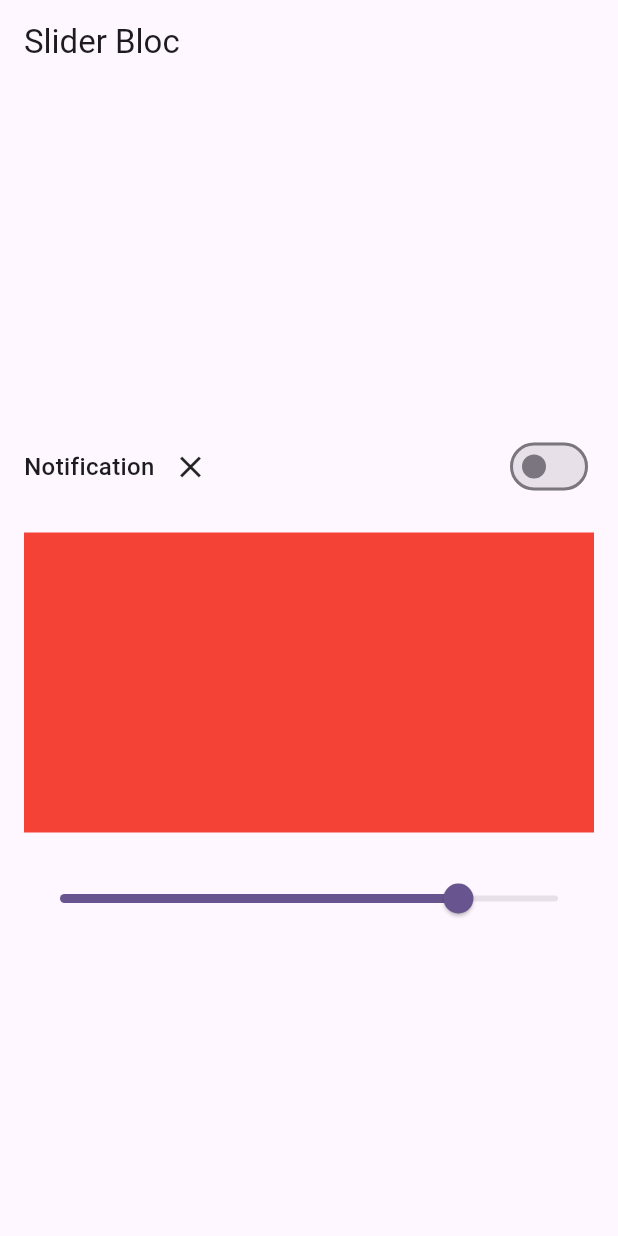
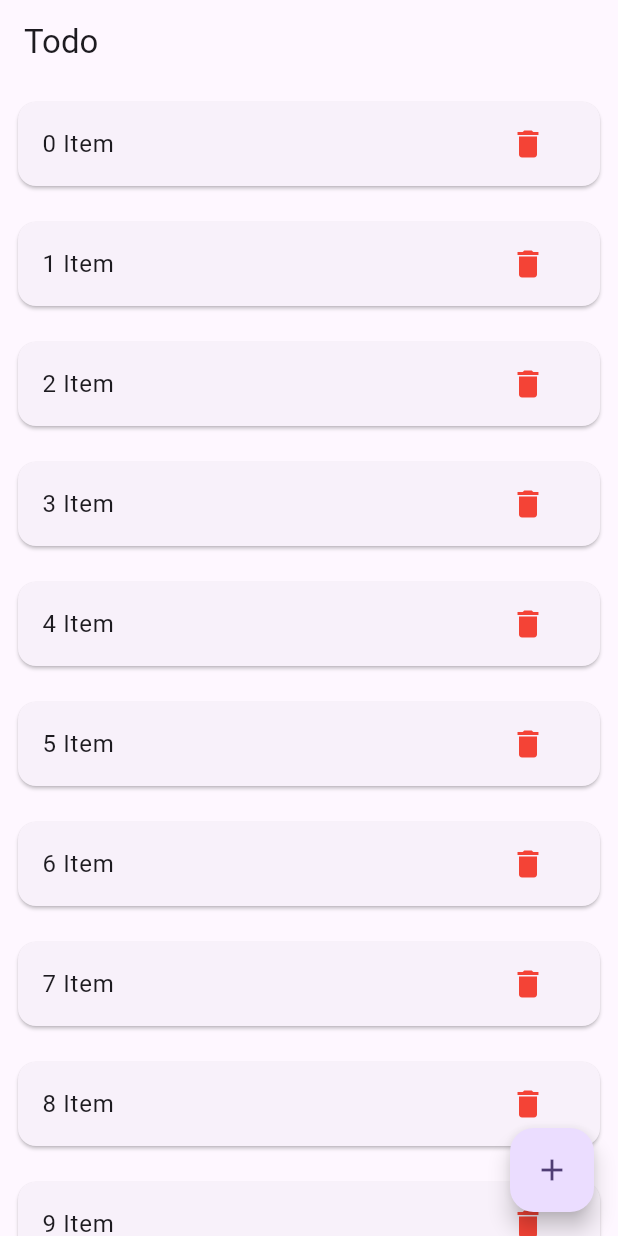
Before and after one commit to usman1170/flutter-bloc_course-with-clean-arch, a Flutter app: the screen it shows after launch, on a phone screen of 412 x 824 dp. Run offline on Flutter 3.47's test engine with Material 3 defaults, Android fonts, the phone set to English and light mode, and no system bars; our stand-ins replace bloc, equatable, flutter_bloc, image_picker.

Commit message:
added more examples

```diff
--- a/lib/image_pick/bloc/image_pick_bloc.dart
+++ b/lib/image_pick/bloc/image_pick_bloc.dart
@@ -1,13 +1,24 @@
 import 'package:bloc/bloc.dart';
+import 'package:bloc_course/utils/utils.dart';
 import 'package:equatable/equatable.dart';
+import 'package:image_picker/image_picker.dart';
 
 part 'image_pick_event.dart';
 part 'image_pick_state.dart';
 
 class ImagePickBloc extends Bloc<ImagePickEvent, ImagePickState> {
-  ImagePickBloc() : super(ImagePickInitial()) {
-    on<ImagePickEvent>((event, emit) {
-      // TODO: implement event handler
-    });
+  final Utils utils;
+  ImagePickBloc(this.utils) : super(const ImagePickState()) {
+    on<CameraImage>(cameraImage);
+    on<GalleryImage>(galleryImage);
+  }
+  void cameraImage(CameraImage event, Emitter<ImagePickState> emit) async {
+    XFile? file = await utils.cameraImage();
+    emit(state.copyWith(image: file));
+  }
+
+  void galleryImage(GalleryImage event, Emitter<ImagePickState> emit) async {
+    XFile? file = await utils.galleryImage();
+    emit(state.copyWith(image: file));
   }
 }
--- a/lib/image_pick/bloc/image_pick_event.dart
+++ b/lib/image_pick/bloc/image_pick_event.dart
@@ -1,8 +1,12 @@
 part of 'image_pick_bloc.dart';
 
-sealed class ImagePickEvent extends Equatable {
+class ImagePickEvent extends Equatable {
   const ImagePickEvent();
 
   @override
   List<Object> get props => [];
 }
+
+class CameraImage extends ImagePickEvent {}
+
+class GalleryImage extends ImagePickEvent {}
--- a/lib/image_pick/bloc/image_pick_state.dart
+++ b/lib/image_pick/bloc/image_pick_state.dart
@@ -1,10 +1,13 @@
 part of 'image_pick_bloc.dart';
 
-sealed class ImagePickState extends Equatable {
-  const ImagePickState();
+class ImagePickState extends Equatable {
+  final XFile? image;
+  const ImagePickState({this.image});
+
+  ImagePickState copyWith({XFile? image}) {
+    return ImagePickState(image: image ?? this.image);
+  }
 
   @override
-  List<Object> get props => [];
+  List<Object?> get props => [image];
 }
-
-final class ImagePickInitial extends ImagePickState {}
--- a/lib/main.dart
+++ b/lib/main.dart
@@ -1,6 +1,8 @@
 import 'package:bloc_course/counter/bloc/counter_bloc.dart';
+import 'package:bloc_course/image_pick/bloc/image_pick_bloc.dart';
 import 'package:bloc_course/slider_exp/bloc/slider_bloc.dart';
-import 'package:bloc_course/slider_exp/screens/home.dart';
+import 'package:bloc_course/to_do/screens/todo_home.dart';
+import 'package:bloc_course/utils/utils.dart';
 import 'package:flutter/material.dart';
 import 'package:flutter_bloc/flutter_bloc.dart';
 
@@ -16,6 +18,7 @@ class MyApp extends StatelessWidget {
       providers: [
         BlocProvider(create: (_) => CounterBloc()),
         BlocProvider(create: (_) => SwitchBloc()),
+        BlocProvider(create: (_) => ImagePickBloc(Utils())),
       ],
       child: MaterialApp(
         title: 'Flutter Bloc',
@@ -24,7 +27,7 @@ class MyApp extends StatelessWidget {
           useMaterial3: true,
         ),
         debugShowCheckedModeBanner: false,
-        home: const SliderHome(),
+        home: const TodoHomeScreen(),
       ),
     );
   }
--- a/lib/slider_exp/bloc/slider_bloc.dart
+++ b/lib/slider_exp/bloc/slider_bloc.dart
@@ -5,8 +5,13 @@ import 'package:bloc_course/slider_exp/bloc/slider_state.dart';
 class SwitchBloc extends Bloc<SwitchEvent, SwitchState> {
   SwitchBloc() : super(const SwitchState()) {
     on<EnabledNotificationEvent>(_switch);
+    on<SliderEvent>(_slider);
   }
   void _switch(EnabledNotificationEvent event, Emitter<SwitchState> emit) {
     emit(state.copyWith(isSwitch: !state.isSwitch));
   }
+
+  void _slider(SliderEvent event, Emitter<SwitchState> emit) {
+    emit(state.copyWith(slider: event.slider));
+  }
 }
--- a/lib/slider_exp/bloc/slider_event.dart
+++ b/lib/slider_exp/bloc/slider_event.dart
@@ -1,3 +1,4 @@
+// ignore_for_file: public_member_api_docs, sort_constructors_first, must_be_immutable
 import 'package:equatable/equatable.dart';
 
 abstract class SwitchEvent extends Equatable {
@@ -9,4 +10,12 @@ abstract class SwitchEvent extends Equatable {
 
 class EnabledNotificationEvent extends SwitchEvent {}
 
-class DisabledNotificationEvent extends SwitchEvent {}
+class SliderEvent extends SwitchEvent {
+  double slider;
+  SliderEvent({
+    required this.slider,
+  });
+
+  @override
+  List<Object> get props => [slider];
+}
--- a/lib/slider_exp/bloc/slider_state.dart
+++ b/lib/slider_exp/bloc/slider_state.dart
@@ -2,12 +2,19 @@ import 'package:equatable/equatable.dart';
 
 class SwitchState extends Equatable {
   final bool isSwitch;
-  const SwitchState({this.isSwitch = false});
+  final double slider;
+  const SwitchState({this.isSwitch = false, this.slider = 1.0});
 
-  SwitchState copyWith({bool? isSwitch}) {
-    return SwitchState(isSwitch: isSwitch ?? this.isSwitch);
+  SwitchState copyWith({
+    bool? isSwitch,
+    double? slider,
+  }) {
+    return SwitchState(
+      isSwitch: isSwitch ?? this.isSwitch,
+      slider: slider ?? this.slider,
+    );
   }
 
   @override
-  List<Object> get props => [isSwitch];
+  List<Object> get props => [isSwitch, slider];
 }
--- /dev/null
+++ b/lib/to_do/bloc/todo_bloc.dart
@@ -0,0 +1,11 @@
+import 'package:bloc/bloc.dart';
+import 'package:equatable/equatable.dart';
+
+part 'todo_event.dart';
+part 'todo_state.dart';
+
+class TodoBloc extends Bloc<TodoEvent, TodoState> {
+  TodoBloc() : super(TodoInitial()) {
+    on<TodoEvent>((event, emit) {});
+  }
+}
--- /dev/null
+++ b/lib/to_do/screens/todo_home.dart
@@ -0,0 +1,45 @@
+import 'dart:developer';
+
+import 'package:flutter/material.dart';
+
+class TodoHomeScreen extends StatefulWidget {
+  const TodoHomeScreen({super.key});
+
+  @override
+  State<TodoHomeScreen> createState() => _TodoHomeScreenState();
+}
+
+class _TodoHomeScreenState extends State<TodoHomeScreen> {
+  @override
+  Widget build(BuildContext context) {
+    log("todo top build");
+    return Scaffold(
+      appBar: AppBar(
+        title: const Text("Todo"),
+      ),
+      body: ListView.builder(
+        itemCount: 10,
+        itemBuilder: (context, index) {
+          return Padding(
+            padding: const EdgeInsets.all(8.0),
+            child: Card(
+              child: ListTile(
+                title: Text("${index.toString()} Item"),
+                trailing: IconButton(
+                    onPressed: () {},
+                    icon: const Icon(
+                      Icons.delete,
+                      color: Colors.red,
+                    )),
+              ),
+            ),
+          );
+        },
+      ),
+      floatingActionButton: FloatingActionButton(
+        onPressed: () {},
+        child: const Icon(Icons.add),
+      ),
+    );
+  }
+}
--- /dev/null
+++ b/lib/utils/utils.dart
@@ -0,0 +1,15 @@
+import 'package:image_picker/image_picker.dart';
+
+class Utils {
+  final ImagePicker picker = ImagePicker();
+
+  Future<XFile?> cameraImage() async {
+    final XFile? file = await picker.pickImage(source: ImageSource.camera);
+    return file;
+  }
+
+  Future<XFile?> galleryImage() async {
+    final XFile? file = await picker.pickImage(source: ImageSource.gallery);
+    return file;
+  }
+}
--- a/pubspec.yaml
+++ b/pubspec.yaml
@@ -38,6 +38,7 @@ dependencies:
   bloc: ^8.1.4
   flutter_bloc: ^8.1.6
   equatable: ^2.0.5
+  image_picker: ^1.1.2
 
 dev_dependencies:
   flutter_test:
```
Also changed, not shown: lib/image_pick/screens/home.dart (+67 -0 lines), lib/slider_exp/screens/home.dart (+25 -3 lines), lib/to_do/bloc/todo_event.dart (added, +8 -0 lines), lib/to_do/bloc/todo_state.dart (added, +10 -0 lines), pubspec.lock, 5 other files.
